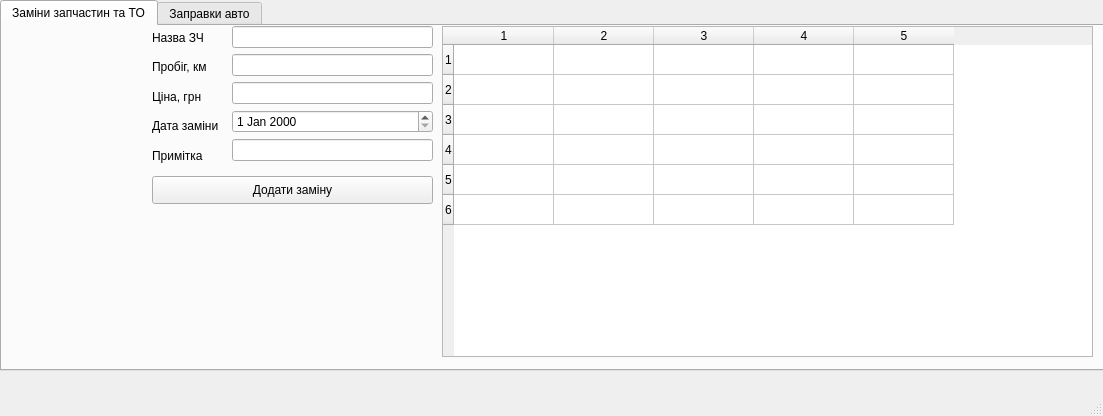
First picture: the form in ui.ui, repository Vitech-UA/AutoTool, before the edit.
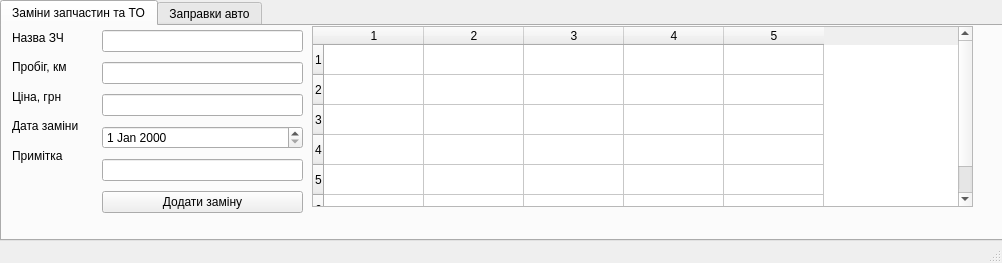
Second picture: the form after the edit.

Commit message: Виніс діалоги в окремий модуль, трішки поправив gui

Patch:
```diff
--- a/ui.ui
+++ b/ui.ui
@@ -6,8 +6,8 @@
    <rect>
     <x>0</x>
     <y>0</y>
-    <width>1103</width>
-    <height>416</height>
+    <width>1002</width>
+    <height>263</height>
    </rect>
   </property>
   <property name="windowTitle">
@@ -20,7 +20,7 @@
       <x>0</x>
       <y>0</y>
       <width>1141</width>
-      <height>371</height>
+      <height>241</height>
      </rect>
     </property>
     <property name="currentIndex">
@@ -36,10 +36,10 @@
       </property>
       <property name="geometry">
        <rect>
-        <x>440</x>
+        <x>310</x>
         <y>0</y>
-        <width>651</width>
-        <height>331</height>
+        <width>661</width>
+        <height>181</height>
        </rect>
       </property>
       <property name="rowCount">
@@ -60,26 +60,10 @@
       <column/>
       <column/>
      </widget>
-     <widget class="QPushButton" name="addBtn">
-      <property name="enabled">
-       <bool>true</bool>
-      </property>
-      <property name="geometry">
-       <rect>
-        <x>150</x>
-        <y>150</y>
-        <width>281</width>
-        <height>28</height>
-       </rect>
-      </property>
-      <property name="text">
-       <string>Додати заміну</string>
-      </property>
-     </widget>
      <widget class="QWidget" name="layoutWidget">
       <property name="geometry">
        <rect>
-        <x>150</x>
+        <x>10</x>
         <y>0</y>
         <width>73</width>
         <height>141</height>
@@ -126,10 +110,10 @@
      <widget class="QWidget" name="layoutWidget">
       <property name="geometry">
        <rect>
-        <x>230</x>
+        <x>100</x>
         <y>0</y>
         <width>201</width>
-        <height>140</height>
+        <height>191</height>
        </rect>
       </property>
       <layout class="QVBoxLayout" name="verticalLayout_2">
@@ -146,7 +130,17 @@
         <widget class="QDateEdit" name="dateEdit"/>
        </item>
        <item>
-        <widget class="QLineEdit" name="lineEdit_4"/>
+        <widget class="QLineEdit" name="part_note_edit"/>
+       </item>
+       <item>
+        <widget class="QPushButton" name="addBtn">
+         <property name="enabled">
+          <bool>true</bool>
+         </property>
+         <property name="text">
+          <string>Додати заміну</string>
+         </property>
+        </widget>
        </item>
       </layout>
      </widget>
```
Left out of the diff: 12 changed lines with no effect on the pictures. The commit also changes 4 other files.
